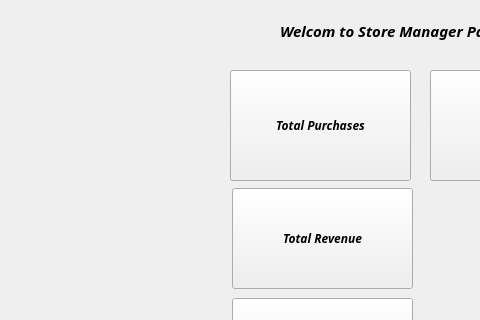
This is storemanager.ui in Ling2251/CS1C-Bulk-Club-Project as Qt 5 draws it before an edit; both pictures show x 0 to 480 and y 0 to 320 of the 909 by 583 pixel window. The edited form follows.
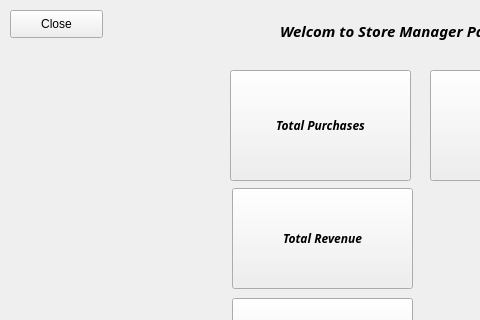
This is the edited form.

Commit message: add close button

Diff of the .ui file:
```diff
--- a/storemanager.ui
+++ b/storemanager.ui
@@ -145,6 +145,19 @@
     <string>Rebate To Member</string>
    </property>
   </widget>
+  <widget class="QPushButton" name="pushButton">
+   <property name="geometry">
+    <rect>
+     <x>10</x>
+     <y>10</y>
+     <width>93</width>
+     <height>28</height>
+    </rect>
+   </property>
+   <property name="text">
+    <string>Close</string>
+   </property>
+  </widget>
  </widget>
  <resources/>
  <connections/>
```
Left out of the diff: 19 changed lines with no effect on the pictures. The commit also changes 1 other file.
